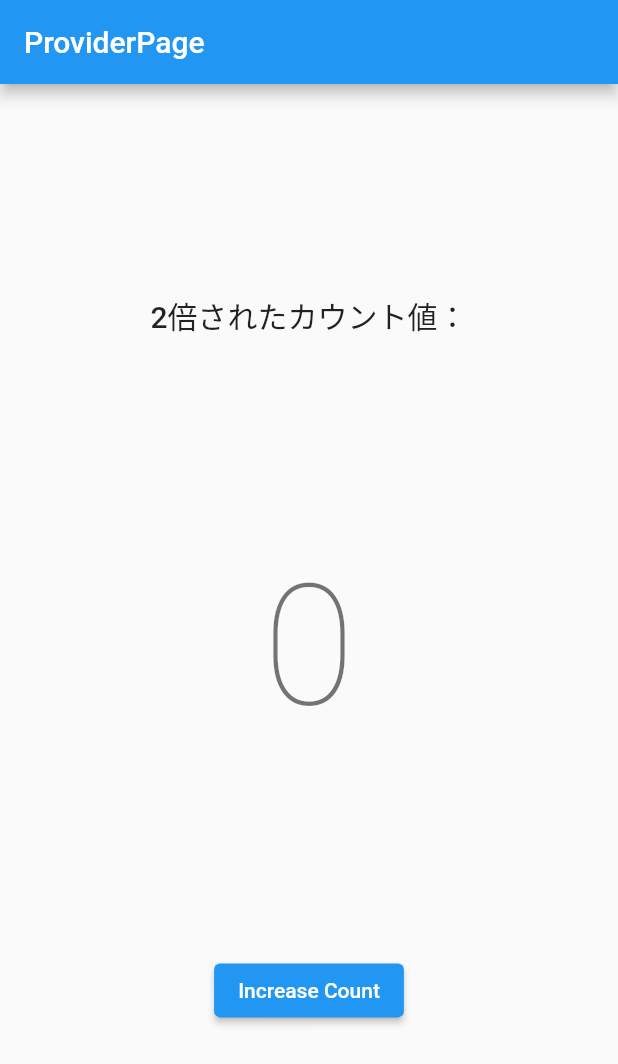
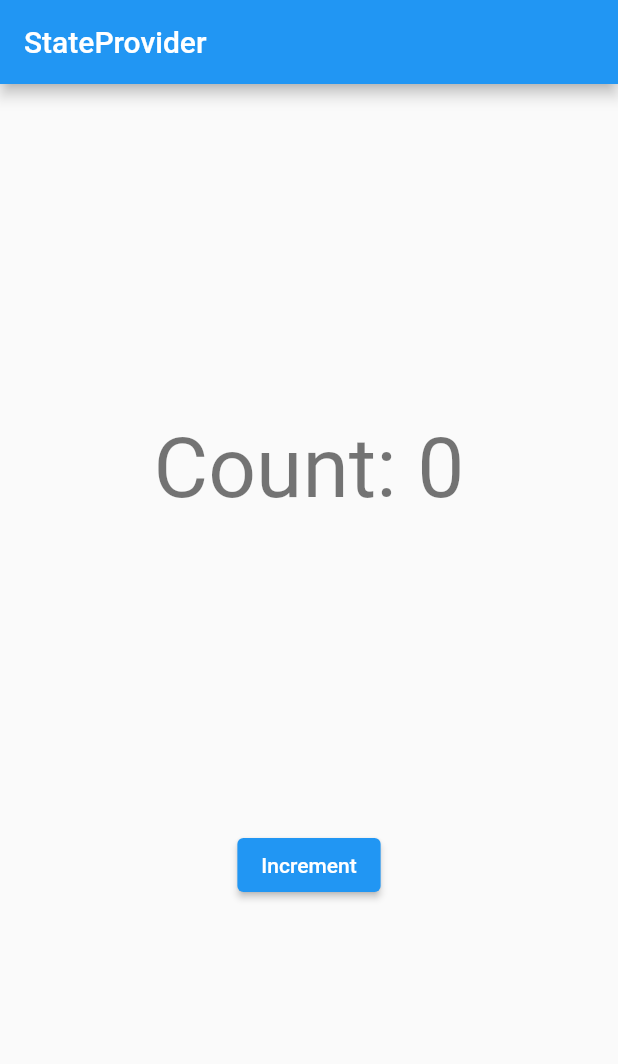
Before and after one commit to trm11tkr/riverpod-practice, a Flutter app: the screen it shows after launch, on a phone screen of 412 x 824 dp. Shown: the top 1064 px of the screen. Run offline on Flutter 3.47's test engine with Material 2 defaults, Android fonts, the phone set to English and light mode, and no system bars; our stand-ins replace hooks_riverpod.

Commit message:
stateProviderを追加

```diff
--- a/lib/main.dart
+++ b/lib/main.dart
@@ -1,6 +1,7 @@
 import 'package:flutter/material.dart';
 import 'package:hooks_riverpod/hooks_riverpod.dart';
 import 'package:riverpod_practice/riverpod/provider.dart';
+import 'package:riverpod_practice/riverpod/state_provider.dart';
 
 void main() {
   runApp(const ProviderScope(child: MyApp()));
@@ -16,7 +17,7 @@ class MyApp extends StatelessWidget {
       theme: ThemeData(
         primarySwatch: Colors.blue,
       ),
-      home: const ProviderPage(),
+      home: const StateProviderPage(),
     );
   }
 }
--- /dev/null
+++ b/lib/riverpod/state_provider.dart
@@ -0,0 +1,47 @@
+import 'package:flutter/material.dart';
+import 'package:hooks_riverpod/hooks_riverpod.dart';
+
+// StateProvider example.
+final counterProvider = StateProvider((ref) => 0);
+
+class StateProviderPage extends ConsumerWidget {
+  const StateProviderPage({
+    super.key,
+  });
+
+  static String title = 'StateProvider';
+  static String routeName = 'state-provider';
+
+  @override
+  Widget build(BuildContext context, WidgetRef ref) {
+    // StateProviderを読み取る。 `.notifier` を付けると `StateController` が、
+    // 付けなければ、 `state` つまり int が取得できる。
+    final counter = ref.watch(counterProvider.notifier);
+
+    return Scaffold(
+      appBar: AppBar(title: Text(title)),
+      body: Padding(
+        padding: const EdgeInsets.all(16),
+        child: Center(
+          child: Column(
+            mainAxisAlignment: MainAxisAlignment.spaceEvenly,
+            children: [
+              // counterProviderの状態（カウント数）をTextで表示
+              Text(
+                'Count: ${ref.watch(counterProvider)}',
+                style: Theme.of(context).textTheme.headline2,
+              ),
+              ElevatedButton(
+                // ボタンタップでcounterProviderの状態をプラス１する
+                // ↓ `counter.state++` や、
+                // ↓ `counter.state = counter.state + 1` と書いても同じ。
+                onPressed: () => counter.update((state) => state + 1),
+                child: const Text('Increment'),
+              ),
+            ],
+          ),
+        ),
+      ),
+    );
+  }
+}
```
